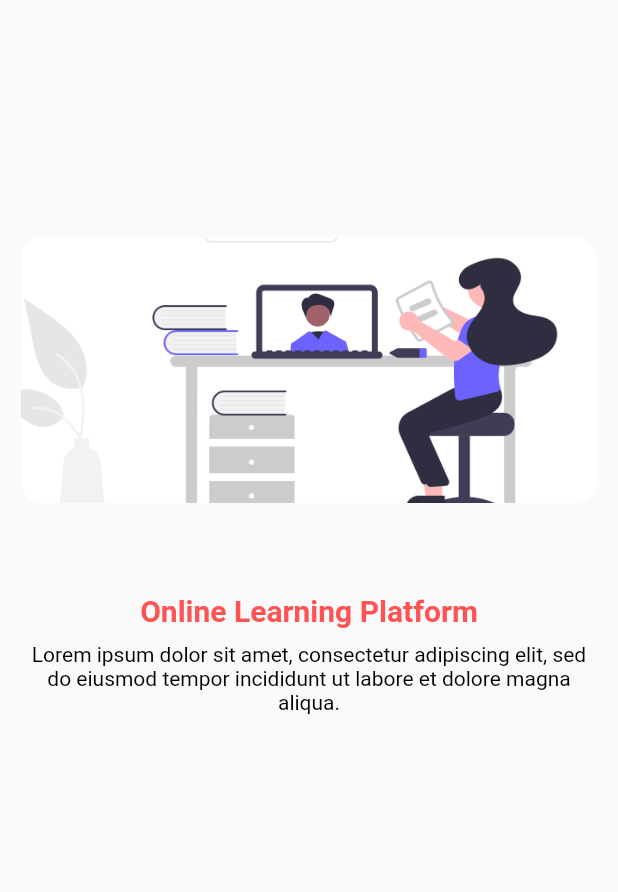
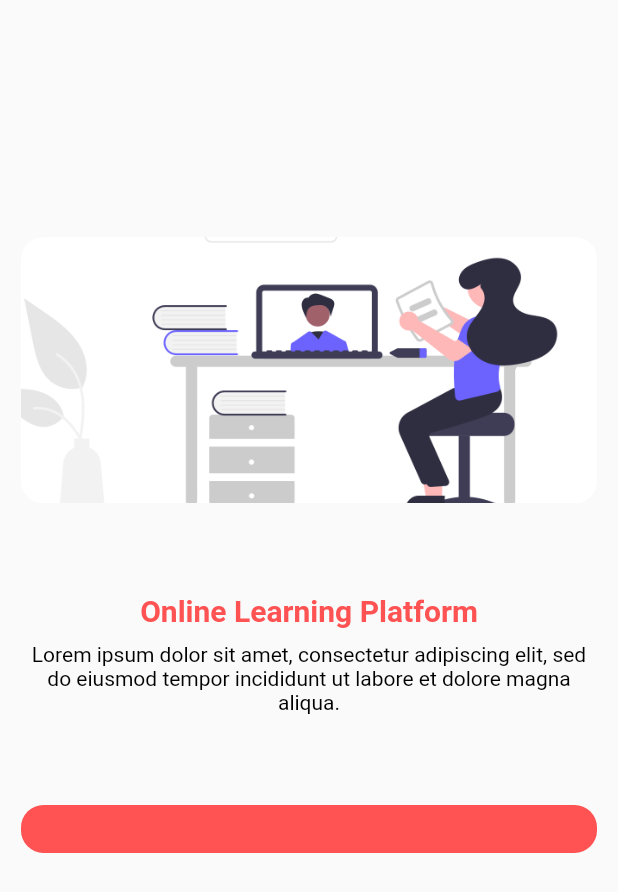
Before and after one commit to Ugerpaul17/online_learning_app, a Flutter app: the screen it shows after launch, on a phone screen of 412 x 824 dp. Shown: the top 892 px of the screen. Run offline on Flutter 3.47's test engine with Material 2 defaults, Android fonts, the light colour scheme and no system bars.

Commit message:
add inkwell widget for the botton

```diff
--- a/lib/components/rounded_button.dart
+++ b/lib/components/rounded_button.dart
@@ -1,22 +1,33 @@
 import 'package:flutter/material.dart';
+import 'package:online_learning_app/components/custom_text.dart';
 
 class RoundedButton extends StatelessWidget {
-  final String? text;
-  final Function? press;
-  final Color? color, textColor;
+  final String? title;
+  final VoidCallback? onTap;
 
-  const RoundedButton(
-      {Key? key,
-      this.text,
-      this.press,
-      this.color = Colors.redAccent,
-      this.textColor = Colors.white})
-      : super(key: key);
+  const RoundedButton({
+    Key? key,
+    this.title,
+    this.onTap,
+  }) : super(key: key);
 
   @override
   Widget build(BuildContext context) {
-    return Container(
-      child: null,
+    return InkWell(
+      onTap: onTap,
+      child: Container(
+        decoration: BoxDecoration(
+            color: Colors.redAccent, borderRadius: BorderRadius.circular(15)),
+        alignment: Alignment.center,
+        width: double.maxFinite,
+        padding: const EdgeInsets.symmetric(vertical: 16),
+        child: CustomText(
+          text: title,
+          color: Colors.white,
+          size: 20.0,
+          weight: FontWeight.bold,
+        ),
+      ),
     );
   }
 }
```
